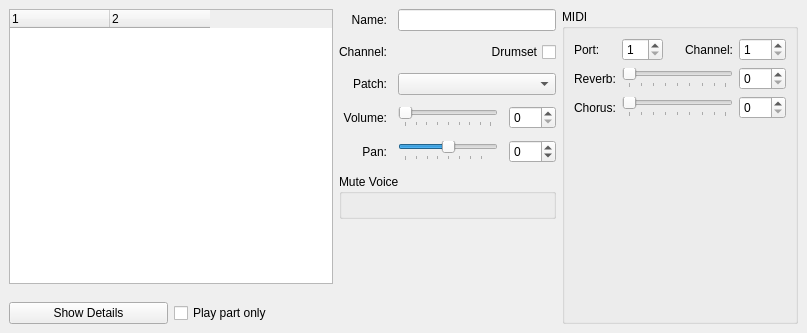
Qt form mscore/mixer.ui (Obliquely/MuseScore) before a commit.
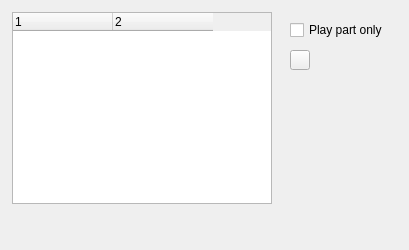
The same form after that commit. Icons and pictures are not drawn.

Diff of the .ui file:
```diff
--- a/mscore/mixer.ui
+++ b/mscore/mixer.ui
@@ -9,8 +9,8 @@
    <rect>
     <x>0</x>
     <y>0</y>
-    <width>807</width>
-    <height>333</height>
+    <width>409</width>
+    <height>250</height>
    </rect>
   </property>
   <property name="focusPolicy">
@@ -26,589 +26,116 @@
    <string/>
   </property>
   <widget class="QWidget" name="dockWidgetContents">
-   <layout class="QGridLayout" name="gridLayout_3">
-    <item row="0" column="0">
-     <layout class="QGridLayout" name="mainGrid" columnstretch="2,0,0">
-      <item row="1" column="0">
-       <widget class="QTreeWidget" name="mixerTreeWidget">
-        <property name="sizePolicy">
-         <sizepolicy hsizetype="MinimumExpanding" vsizetype="Expanding">
-          <horstretch>0</horstretch>
-          <verstretch>0</verstretch>
-         </sizepolicy>
-        </property>
-        <property name="minimumSize">
-         <size>
-          <width>260</width>
-          <height>0</height>
-         </size>
-        </property>
-        <property name="maximumSize">
-         <size>
-          <width>16777215</width>
-          <height>16777215</height>
-         </size>
-        </property>
-        <property name="tabKeyNavigation">
-         <bool>true</bool>
-        </property>
-        <property name="allColumnsShowFocus">
-         <bool>true</bool>
-        </property>
-        <property name="columnCount">
-         <number>2</number>
-        </property>
-        <attribute name="headerCascadingSectionResizes">
-         <bool>false</bool>
-        </attribute>
-        <attribute name="headerMinimumSectionSize">
-         <number>80</number>
-        </attribute>
-        <attribute name="headerStretchLastSection">
-         <bool>false</bool>
-        </attribute>
-        <column>
-         <property name="text">
-          <string notr="true">1</string>
-         </property>
-        </column>
-        <column>
-         <property name="text">
-          <string notr="true">2</string>
-         </property>
-        </column>
-       </widget>
-      </item>
-      <item row="1" column="2" rowspan="2">
-       <layout class="QVBoxLayout" name="midiAndMuteLayout">
-        <item>
-         <widget class="QGroupBox" name="midiGroupBox">
-          <property name="sizePolicy">
-           <sizepolicy hsizetype="MinimumExpanding" vsizetype="Minimum">
-            <horstretch>0</horstretch>
-            <verstretch>0</verstretch>
-           </sizepolicy>
-          </property>
-          <property name="minimumSize">
-           <size>
-            <width>0</width>
-            <height>144</height>
-           </size>
-          </property>
-          <property name="toolTip">
-           <string>MIDI OUT controllers</string>
-          </property>
-          <property name="title">
-           <string notr="true">MIDI</string>
-          </property>
-          <property name="alignment">
-           <set>Qt::AlignLeading|Qt::AlignLeft|Qt::AlignTop</set>
-          </property>
-          <property name="flat">
-           <bool>false</bool>
-          </property>
-          <layout class="QGridLayout" name="gridLayout_2">
-           <item row="0" column="0">
-            <layout class="QGridLayout" name="midiGrid">
-             <item row="2" column="4">
-              <widget class="QDoubleSpinBox" name="chorusSpinBox">
-               <property name="toolTip">
-                <string>MIDI OUT chorus</string>
-               </property>
-               <property name="decimals">
-                <number>0</number>
-               </property>
-               <property name="maximum">
-                <double>127.000000000000000</double>
-               </property>
-              </widget>
-             </item>
-             <item row="2" column="0">
-              <widget class="QLabel" name="labelChorus">
-               <property name="text">
-                <string>Chorus:</string>
-               </property>
-              </widget>
-             </item>
-             <item row="0" column="2">
-              <spacer name="horizontalSpacer">
-               <property name="orientation">
-                <enum>Qt::Horizontal</enum>
-               </property>
-               <property name="sizeHint" stdset="0">
-                <size>
-                 <width>10</width>
-                 <height>20</height>
-                </size>
-               </property>
-              </spacer>
-             </item>
-             <item row="0" column="4">
-              <widget class="QSpinBox" name="channelSpinBox">
-               <property name="toolTip">
-                <string>MIDI channel number</string>
-               </property>
-               <property name="minimum">
-                <number>1</number>
-               </property>
-               <property name="maximum">
-                <number>16</number>
-               </property>
-              </widget>
-             </item>
-             <item row="0" column="3">
-              <widget class="QLabel" name="labelChannel_2">
-               <property name="text">
-                <string>Channel:</string>
-               </property>
-              </widget>
-             </item>
-             <item row="2" column="1" colspan="3">
-              <widget class="QSlider" name="chorusSlider">
-               <property name="minimumSize">
-                <size>
-                 <width>75</width>
-                 <height>0</height>
-                </size>
-               </property>
-               <property name="toolTip">
-                <string>MIDI OUT chorus</string>
-               </property>
-               <property name="maximum">
-                <number>127</number>
-               </property>
-               <property name="orientation">
-                <enum>Qt::Horizontal</enum>
-               </property>
-               <property name="tickPosition">
-                <enum>QSlider::TicksBelow</enum>
-               </property>
-               <property name="tickInterval">
-                <number>16</number>
-               </property>
-              </widget>
-             </item>
-             <item row="0" column="1">
-              <widget class="QSpinBox" name="portSpinBox">
-               <property name="toolTip">
-                <string>MIDI port number</string>
-               </property>
-               <property name="minimum">
-                <number>1</number>
-               </property>
-               <property name="maximum">
-                <number>16</number>
-               </property>
-              </widget>
-             </item>
-             <item row="1" column="0">
-              <widget class="QLabel" name="labelReverb">
-               <property name="text">
-                <string>Reverb:</string>
-               </property>
-              </widget>
-             </item>
-             <item row="1" column="1" colspan="3">
-              <widget class="QSlider" name="reverbSlider">
-               <property name="minimumSize">
-                <size>
-                 <width>75</width>
-                 <height>0</height>
-                </size>
-               </property>
-               <property name="toolTip">
-                <string>MIDI OUT reverb</string>
-               </property>
-               <property name="maximum">
-                <number>127</number>
-               </property>
-               <property name="pageStep">
-                <number>16</number>
-               </property>
-               <property name="orientation">
-                <enum>Qt::Horizontal</enum>
-               </property>
-               <property name="tickPosition">
-                <enum>QSlider::TicksBelow</enum>
-               </property>
-              </widget>
-             </item>
-             <item row="0" column="0">
-              <widget class="QLabel" name="labelPort">
-               <property name="text">
-                <string>Port:</string>
-               </property>
-              </widget>
-             </item>
-             <item row="1" column="4">
-              <widget class="QDoubleSpinBox" name="reverbSpinBox">
-               <property name="toolTip">
-                <string>MIDI OUT reverb</string>
-               </property>
-               <property name="decimals">
-                <number>0</number>
-               </property>
-               <property name="maximum">
-                <double>127.000000000000000</double>
-               </property>
-              </widget>
-             </item>
-             <item row="3" column="0" colspan="5">
-              <spacer name="verticalSpacer_3">
-               <property name="orientation">
-                <enum>Qt::Vertical</enum>
-               </property>
-               <property name="sizeHint" stdset="0">
-                <size>
-                 <width>20</width>
-                 <height>40</height>
-                </size>
-               </property>
-              </spacer>
-             </item>
-            </layout>
-           </item>
-          </layout>
-         </widget>
-        </item>
-       </layout>
-      </item>
-      <item row="2" column="0">
-       <layout class="QHBoxLayout" name="horizontalLayout">
-        <property name="topMargin">
-         <number>12</number>
-        </property>
-        <item>
-         <widget class="QPushButton" name="showDetailsButton">
-          <property name="text">
-           <string>Show Details</string>
-          </property>
-         </widget>
-        </item>
-        <item>
-         <widget class="QCheckBox" name="partOnlyCheckBox">
-          <property name="text">
-           <string>Play part only</string>
-          </property>
-         </widget>
-        </item>
-       </layout>
-      </item>
-      <item row="1" column="1" rowspan="2">
-       <layout class="QGridLayout" name="patchDetailsLayout">
-        <property name="spacing">
-         <number>11</number>
-        </property>
-        <item row="7" column="1">
-         <widget class="QSlider" name="panSlider">
-          <property name="minimumSize">
-           <size>
-            <width>100</width>
-            <height>0</height>
-           </size>
-          </property>
-          <property name="toolTip">
-           <string>Pan</string>
-          </property>
-          <property name="minimum">
-           <number>-63</number>
-          </property>
-          <property name="maximum">
-           <number>63</number>
-          </property>
-          <property name="pageStep">
-           <number>16</number>
-          </property>
-          <property name="orientation">
-           <enum>Qt::Horizontal</enum>
-          </property>
-          <property name="tickPosition">
-           <enum>QSlider::TicksBelow</enum>
-          </property>
-          <property name="tickInterval">
-           <number>16</number>
-          </property>
-         </widget>
-        </item>
-        <item row="5" column="1" rowspan="2">
-         <widget class="QSlider" name="volumeSlider">
-          <property name="minimumSize">
-           <size>
-            <width>100</width>
-            <height>0</height>
-           </size>
-          </property>
-          <property name="toolTip">
-           <string>Volume</string>
-          </property>
-          <property name="styleSheet">
-           <string notr="true"/>
-          </property>
-          <property name="minimum">
-           <number>0</number>
-          </property>
-          <property name="maximum">
-           <number>127</number>
-          </property>
-          <property name="pageStep">
-           <number>16</number>
-          </property>
-          <property name="orientation">
-           <enum>Qt::Horizontal</enum>
-          </property>
-          <property name="tickPosition">
-           <enum>QSlider::TicksBelow</enum>
-          </property>
-          <property name="tickInterval">
-           <number>16</number>
-          </property>
-         </widget>
-        </item>
-        <item row="1" column="1" colspan="2">
-         <widget class="QLineEdit" name="partNameLineEdit">
-          <property name="toolTip">
-           <string>Part name</string>
-          </property>
-         </widget>
-        </item>
-        <item row="5" column="2" rowspan="2">
-         <widget class="QDoubleSpinBox" name="volumeSpinBox">
-          <property name="toolTip">
-           <string>Volume</string>
-          </property>
-          <property name="decimals">
-           <number>0</number>
-          </property>
-          <property name="maximum">
-           <double>127.000000000000000</double>
-          </property>
-         </widget>
-        </item>
-        <item row="7" column="2">
-         <widget class="QDoubleSpinBox" name="panSpinBox">
-          <property name="toolTip">
-           <string>Pan</string>
-          </property>
-          <property name="decimals">
-           <number>0</number>
-          </property>
-          <property name="minimum">
-           <double>-63.000000000000000</double>
-          </property>
-          <property name="maximum">
-           <double>64.000000000000000</double>
-          </property>
-         </widget>
-        </item>
-        <item row="2" column="0">
-         <widget class="QLabel" name="labelChannel">
-          <property name="text">
-           <string>Channel:</string>
-          </property>
-          <property name="alignment">
-           <set>Qt::AlignRight|Qt::AlignTrailing|Qt::AlignVCenter</set>
-          </property>
-         </widget>
-        </item>
-        <item row="5" column="0" rowspan="2">
-         <widget class="QLabel" name="labelVolume">
-          <property name="text">
-           <string>Volume:</string>
-          </property>
-          <property name="alignment">
-           <set>Qt::AlignRight|Qt::AlignTrailing|Qt::AlignVCenter</set>
-          </property>
-         </widget>
-        </item>
-        <item row="2" column="1" colspan="2">
-         <layout class="QHBoxLayout" name="horizontalLayout_4">
-          <item>
-           <widget class="QLabel" name="channelLabel">
-            <property name="toolTip">
-             <string>Channel name</string>
-            </property>
-            <property name="text">
-             <string/>
-            </property>
-           </widget>
-          </item>
-          <item>
-           <widget class="QCheckBox" name="drumkitCheck">
-            <property name="sizePolicy">
-             <sizepolicy hsizetype="Preferred" vsizetype="Fixed">
-              <horstretch>0</horstretch>
-              <verstretch>0</verstretch>
-             </sizepolicy>
-            </property>
-            <property name="layoutDirection">
-             <enum>Qt::RightToLeft</enum>
-            </property>
-            <property name="text">
-             <string>Drumset</string>
-            </property>
-           </widget>
-          </item>
-         </layout>
-        </item>
-        <item row="1" column="0">
-         <widget class="QLabel" name="labelName">
-          <property name="text">
-           <string>Name:</string>
-          </property>
-          <property name="alignment">
-           <set>Qt::AlignRight|Qt::AlignTrailing|Qt::AlignVCenter</set>
-          </property>
-         </widget>
-        </item>
-        <item row="8" column="0" colspan="3">
-         <widget class="QGroupBox" name="mutePerVoiceBox">
-          <property name="sizePolicy">
-           <sizepolicy hsizetype="Minimum" vsizetype="Minimum">
-            <horstretch>0</horstretch>
-            <verstretch>0</verstretch>
-           </sizepolicy>
-          </property>
-          <property name="title">
-           <string>Mute Voice</string>
-          </property>
-          <layout class="QVBoxLayout" name="verticalLayout_2">
-           <property name="spacing">
-            <number>0</number>
-           </property>
-           <property name="leftMargin">
-            <number>0</number>
-           </property>
-           <property name="topMargin">
-            <number>0</number>
-           </property>
-           <property name="rightMargin">
-            <number>0</number>
-           </property>
-           <property name="bottomMargin">
-            <number>0</number>
-           </property>
-           <item>
-            <layout class="QHBoxLayout" name="horizontalLayout_2">
-             <item>
-              <layout class="QVBoxLayout" name="mutePerVoiceArea">
-               <property name="spacing">
-                <number>0</number>
-               </property>
-               <property name="leftMargin">
-                <number>11</number>
-               </property>
-               <property name="topMargin">
-                <number>11</number>
-               </property>
-               <property name="rightMargin">
-                <number>11</number>
-               </property>
-               <property name="bottomMargin">
-                <number>11</number>
-               </property>
-              </layout>
-             </item>
-             <item>
-              <spacer name="horizontalSpacer_3">
-               <property name="orientation">
-                <enum>Qt::Horizontal</enum>
-               </property>
-               <property name="sizeHint" stdset="0">
-                <size>
-                 <width>40</width>
-                 <height>20</height>
-                </size>
-               </property>
-              </spacer>
-             </item>
-            </layout>
-           </item>
-          </layout>
-         </widget>
-        </item>
-        <item row="3" column="0" rowspan="2">
-         <widget class="QLabel" name="labelPatch">
-          <property name="text">
-           <string>Patch:</string>
-          </property>
-          <property name="alignment">
-           <set>Qt::AlignRight|Qt::AlignTrailing|Qt::AlignVCenter</set>
-          </property>
-         </widget>
-        </item>
-        <item row="9" column="0">
-         <spacer name="verticalSpacer_2">
-          <property name="orientation">
-           <enum>Qt::Vertical</enum>
-          </property>
-          <property name="sizeHint" stdset="0">
-           <size>
-            <width>20</width>
-            <height>40</height>
-           </size>
-          </property>
-         </spacer>
-        </item>
-        <item row="7" column="0">
-         <widget class="QLabel" name="labelPan">
-          <property name="text">
-           <string>Pan:</string>
-          </property>
-          <property name="alignment">
-           <set>Qt::AlignRight|Qt::AlignTrailing|Qt::AlignVCenter</set>
-          </property>
-         </widget>
-        </item>
-        <item row="3" column="1" rowspan="2" colspan="2">
-         <widget class="QComboBox" name="patchCombo">
-          <property name="sizePolicy">
-           <sizepolicy hsizetype="Expanding" vsizetype="Fixed">
-            <horstretch>0</horstretch>
-            <verstretch>0</verstretch>
-           </sizepolicy>
-          </property>
-          <property name="minimumSize">
-           <size>
-            <width>100</width>
-            <height>0</height>
-           </size>
-          </property>
-          <property name="toolTip">
-           <string>Patch voice</string>
-          </property>
-         </widget>
-        </item>
-        <item row="9" column="1">
-         <spacer name="verticalSpacer_4">
-          <property name="orientation">
-           <enum>Qt::Vertical</enum>
-          </property>
-          <property name="sizeHint" stdset="0">
-           <size>
-            <width>20</width>
-            <height>40</height>
-           </size>
-          </property>
-         </spacer>
-        </item>
-        <item row="9" column="2">
-         <spacer name="verticalSpacer_5">
-          <property name="orientation">
-           <enum>Qt::Vertical</enum>
-          </property>
-          <property name="sizeHint" stdset="0">
-           <size>
-            <width>20</width>
-            <height>40</height>
-           </size>
-          </property>
-         </spacer>
-        </item>
-       </layout>
-      </item>
-     </layout>
-    </item>
-   </layout>
+   <widget class="QCheckBox" name="partOnlyCheckBox">
+    <property name="geometry">
+     <rect>
+      <x>290</x>
+      <y>20</y>
+      <width>108</width>
+      <height>20</height>
+     </rect>
+    </property>
+    <property name="text">
+     <string>Play part only</string>
+    </property>
+   </widget>
+   <widget class="QPushButton" name="showDetailsButton">
+    <property name="geometry">
+     <rect>
+      <x>290</x>
+      <y>50</y>
+      <width>20</width>
+      <height>20</height>
+     </rect>
+    </property>
+    <property name="minimumSize">
+     <size>
+      <width>20</width>
+      <height>20</height>
+     </size>
+    </property>
+    <property name="maximumSize">
+     <size>
+      <width>20</width>
+      <height>20</height>
+     </size>
+    </property>
+    <property name="toolTip">
+     <string>Show details</string>
+    </property>
+    <property name="whatsThis">
+     <string>Show details</string>
+    </property>
+    <property name="accessibleName">
+     <string>Show details</string>
+    </property>
+    <property name="text">
+     <string/>
+    </property>
+    <property name="icon">
+     <iconset resource="musescore.qrc">
+      <normaloff>:/data/icons/go-next.svg</normaloff>:/data/icons/go-next.svg</iconset>
+    </property>
+    <property name="checkable">
+     <bool>true</bool>
+    </property>
+   </widget>
+   <widget class="QTreeWidget" name="mixerTreeWidget">
+    <property name="geometry">
+     <rect>
+      <x>12</x>
+      <y>12</y>
+      <width>260</width>
+      <height>192</height>
+     </rect>
+    </property>
+    <property name="sizePolicy">
+     <sizepolicy hsizetype="MinimumExpanding" vsizetype="Expanding">
+      <horstretch>0</horstretch>
+      <verstretch>0</verstretch>
+     </sizepolicy>
+    </property>
+    <property name="minimumSize">
+     <size>
+      <width>260</width>
+      <height>0</height>
+     </size>
+    </property>
+    <property name="maximumSize">
+     <size>
+      <width>16777215</width>
+      <height>16777215</height>
+     </size>
+    </property>
+    <property name="tabKeyNavigation">
+     <bool>true</bool>
+    </property>
+    <property name="allColumnsShowFocus">
+     <bool>true</bool>
+    </property>
+    <property name="columnCount">
+     <number>2</number>
+    </property>
+    <attribute name="headerCascadingSectionResizes">
+     <bool>false</bool>
+    </attribute>
+    <attribute name="headerMinimumSectionSize">
+     <number>80</number>
+    </attribute>
+    <attribute name="headerStretchLastSection">
+     <bool>false</bool>
+    </attribute>
+    <column>
+     <property name="text">
+      <string notr="true">1</string>
+     </property>
+    </column>
+    <column>
+     <property name="text">
+      <string notr="true">2</string>
+     </property>
+    </column>
+   </widget>
   </widget>
  </widget>
  <tabstops>
```
Left out of the diff: 14 changed lines with no effect on the pictures.
